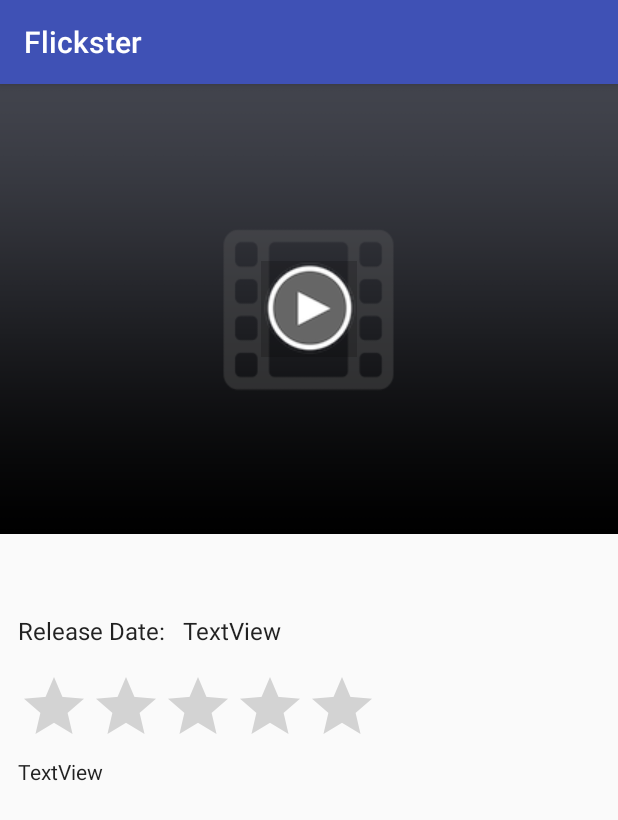
After one commit to gongxinheng/codepath-flicks, an Android app: the MovieDetailActivity screen opened directly, with no data from a screen before it, on a phone screen of 412 x 824 dp. The commit adds this screen. Shown: the top 820 px of the screen. Run offline under Robolectric (Android 15) with nearby library versions, the phone set to English and light mode, and no system bars; our stand-ins replace ButterKnife, Picasso; pictures from the network do not load; 5 statements that could not run were skipped.

Commit message:
[Stretch] Added movie detail activity

```diff
--- a/app/src/main/java/com/hengstar/flickster/MovieActivity.java
+++ b/app/src/main/java/com/hengstar/flickster/activities/MovieActivity.java
@@ -1,9 +1,10 @@
-package com.hengstar.flickster;
+package com.hengstar.flickster.activities;
 
 import android.os.Bundle;
 import android.support.v7.app.AppCompatActivity;
 import android.widget.ListView;
 
+import com.hengstar.flickster.R;
 import com.hengstar.flickster.adapters.MovieArrayAdapter;
 import com.hengstar.flickster.models.Movie;
 
@@ -46,7 +47,7 @@ public class MovieActivity extends AppCompatActivity {
         client.newCall(request).enqueue(new Callback() {
             @Override
             public void onFailure(Call call, IOException e) {
-                //super.onFailure(statusCode, headers, responseString, throwable);
+                e.printStackTrace();
             }
 
             @Override
--- /dev/null
+++ b/app/src/main/java/com/hengstar/flickster/activities/MovieDetailActivity.java
@@ -0,0 +1,50 @@
+package com.hengstar.flickster.activities;
+
+import android.os.Bundle;
+import android.support.annotation.DrawableRes;
+import android.support.v7.app.AppCompatActivity;
+import android.widget.ImageView;
+import android.widget.RatingBar;
+import android.widget.TextView;
+
+import com.hengstar.flickster.R;
+import com.hengstar.flickster.models.Movie;
+import com.squareup.picasso.Picasso;
+
+import butterknife.BindView;
+import butterknife.ButterKnife;
+
+public class MovieDetailActivity extends AppCompatActivity {
+
+    @BindView(R.id.ivMovieImage) ImageView ivImage;
+    @BindView(R.id.tvTitle) TextView tvTitle;
+    @BindView(R.id.rbRating) RatingBar rbRating;
+    @BindView(R.id.tvOverview) TextView tvOverview;
+    @BindView(R.id.tvReleaseDate) TextView tvReleaseDate;
+
+    @Override
+    protected void onCreate(Bundle savedInstanceState) {
+        super.onCreate(savedInstanceState);
+        setContentView(R.layout.activity_movie_detail);
+        ButterKnife.bind(this);
+        Movie movie = (Movie) getIntent().getSerializableExtra("movie_info");
+        populateData(movie);
+    }
+
+    private void populateData(Movie movie) {
+        // populate data
+        tvTitle.setText(movie.getOriginalTitle());
+        tvOverview.setText(movie.getOverView());
+
+        String posterPath = movie.getBackdropPath();
+
+        @DrawableRes int placeholder = R.drawable.placeholder_landscape;
+        Picasso.with(this)
+                .load(posterPath)
+                .placeholder(placeholder)
+                .into(ivImage);
+
+        rbRating.setRating(movie.getStarNum());
+        tvReleaseDate.setText(movie.getReleaseData());
+    }
+}
--- a/app/src/main/res/layout-land/item_movie.xml
+++ b/app/src/main/res/layout-land/item_movie.xml
@@ -2,7 +2,8 @@
 <RelativeLayout xmlns:android="http://schemas.android.com/apk/res/android"
     xmlns:tools="http://schemas.android.com/tools"
     android:layout_width="match_parent"
-    android:layout_height="match_parent">
+    android:layout_height="match_parent"
+    android:id="@+id/rlItemMovie">
 
     <RelativeLayout
         android:id="@+id/ivMovieImageLayout"
--- a/app/src/main/res/layout/activity_movie.xml
+++ b/app/src/main/res/layout/activity_movie.xml
@@ -4,7 +4,7 @@
     xmlns:tools="http://schemas.android.com/tools"
     android:layout_width="match_parent"
     android:layout_height="match_parent"
-    tools:context="com.hengstar.flickster.MovieActivity">
+    tools:context="com.hengstar.flickster.activities.MovieActivity">
 
     <ListView
         android:id="@+id/lvMovies"
--- /dev/null
+++ b/app/src/main/res/layout/activity_movie_detail.xml
@@ -0,0 +1,78 @@
+<?xml version="1.0" encoding="utf-8"?>
+<RelativeLayout xmlns:android="http://schemas.android.com/apk/res/android"
+    xmlns:tools="http://schemas.android.com/tools"
+    xmlns:app="http://schemas.android.com/apk/res-auto"
+    android:layout_width="match_parent" android:layout_height="match_parent">
+
+    <ImageView
+        android:id="@+id/ivMovieImage"
+        android:layout_width="match_parent"
+        android:layout_height="300dp"
+        android:layout_alignParentLeft="true"
+        android:layout_alignParentStart="true"
+        android:layout_alignParentTop="true"
+        android:foreground="@drawable/play_icon"
+        android:foregroundGravity="center"
+        android:scaleType="fitXY"
+        tools:src="@mipmap/ic_launcher" />
+
+    <TextView
+        android:id="@+id/tvTitle"
+        android:layout_width="wrap_content"
+        android:layout_height="wrap_content"
+        android:textAppearance="@style/TextAppearance.AppCompat.Large"
+        tools:text="Capital America: Civil War"
+        android:layout_marginLeft="12dp"
+        android:layout_marginStart="12dp"
+        android:layout_marginTop="12dp"
+        android:layout_below="@+id/ivMovieImage"
+        android:layout_alignParentLeft="true"
+        android:layout_alignParentStart="true" />
+
+    <RatingBar
+        android:id="@+id/rbRating"
+        android:layout_width="wrap_content"
+        android:layout_height="wrap_content"
+        android:layout_marginTop="16dp"
+        android:layout_below="@+id/tvReleaseDateText"
+        android:layout_alignLeft="@+id/tvReleaseDateText"
+        android:layout_alignStart="@+id/tvReleaseDateText" />
+
+    <TextView
+        android:id="@+id/tvOverview"
+        android:layout_width="wrap_content"
+        android:layout_height="wrap_content"
+        android:text="TextView"
+        android:textAppearance="@style/TextAppearance.AppCompat.Body1"
+        tools:text="Following the events of Captain America: Civil War, Peter Parker, with the help of his mentor Tony Stark, tries to balance his life as an ordinary high school student in Queens, New York City, with fighting crime as his superhero alter ego Spider-Man as a new threat, the Vulture, emerges."
+        android:layout_alignParentBottom="true"
+        android:layout_below="@id/rbRating"
+        android:layout_alignLeft="@+id/rbRating"
+        android:layout_alignStart="@+id/rbRating" />
+
+    <TextView
+        android:id="@+id/tvReleaseDateText"
+        android:layout_width="wrap_content"
+        android:layout_height="wrap_content"
+        android:layout_alignLeft="@+id/tvTitle"
+        android:layout_alignStart="@+id/tvTitle"
+        android:layout_below="@+id/tvTitle"
+        android:layout_marginTop="12dp"
+        android:text="@string/release_date_text"
+        android:textAppearance="@style/TextAppearance.AppCompat.SearchResult.Subtitle" />
+
+    <TextView
+        android:id="@+id/tvReleaseDate"
+        android:layout_width="wrap_content"
+        android:layout_height="wrap_content"
+        android:text="TextView"
+        android:textAppearance="@style/TextAppearance.AppCompat.SearchResult.Subtitle"
+        android:layout_alignBaseline="@+id/tvReleaseDateText"
+        android:layout_alignBottom="@+id/tvReleaseDateText"
+        android:layout_toRightOf="@+id/tvReleaseDateText"
+        android:layout_toEndOf="@+id/tvReleaseDateText"
+        android:layout_marginLeft="12dp"
+        android:layout_marginStart="12dp"
+        tools:text="2017-9-18"/>
+
+</RelativeLayout>
--- a/app/src/main/res/layout/item_movie.xml
+++ b/app/src/main/res/layout/item_movie.xml
@@ -2,7 +2,8 @@
 <RelativeLayout xmlns:android="http://schemas.android.com/apk/res/android"
     xmlns:tools="http://schemas.android.com/tools"
     xmlns:app="http://schemas.android.com/apk/res-auto"
-    android:layout_width="match_parent" android:layout_height="match_parent">
+    android:layout_width="match_parent" android:layout_height="match_parent"
+    android:id="@+id/rlItemMovie">
 
     <RelativeLayout
         android:id="@+id/ivMovieImageLayout"
--- a/app/src/main/res/values/strings.xml
+++ b/app/src/main/res/values/strings.xml
@@ -1,3 +1,4 @@
 <resources>
     <string name="app_name">Flickster</string>
+    <string name="release_date_text">Release Date:</string>
 </resources>
```
Also changed, not shown: app/src/main/AndroidManifest.xml (+7 -1 lines), app/src/main/java/com/hengstar/flickster/adapters/MovieArrayAdapter.java (+18 -2 lines), app/src/main/java/com/hengstar/flickster/models/Movie.java (+14 -1 lines), 1 other file.
